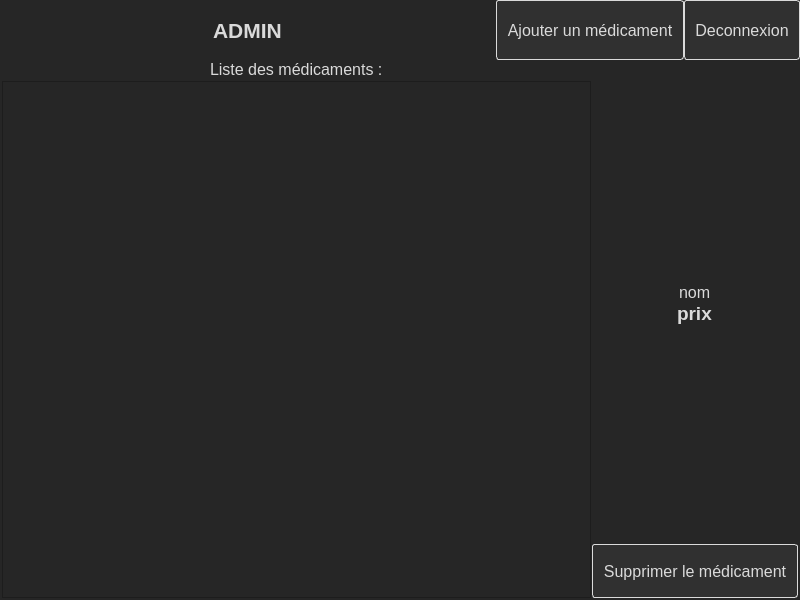
First picture: the form in UberMedoc/adminapp.ui, repository GregDAka/Ubermedoc, before the edit.
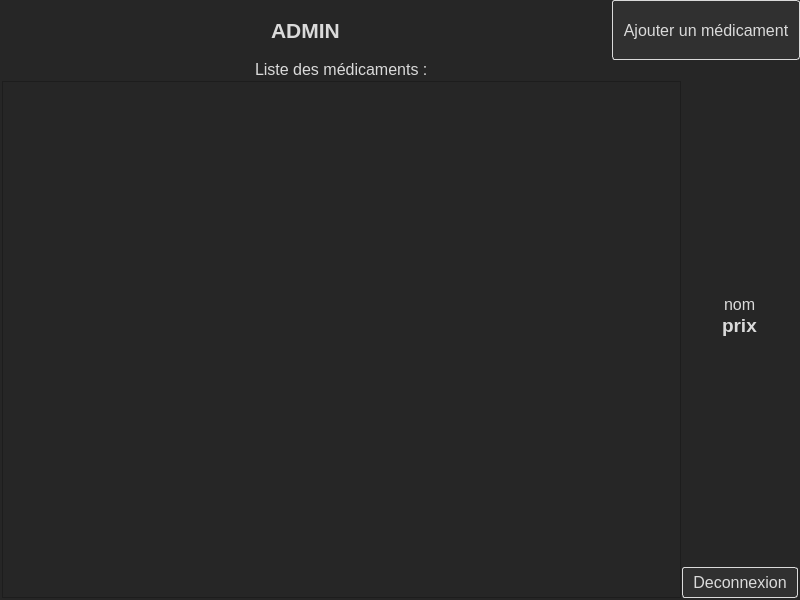
Second picture: the form after the edit.

Diff of the .ui file:
```diff
--- a/UberMedoc/adminapp.ui
+++ b/UberMedoc/adminapp.ui
@@ -53,7 +53,7 @@
     <number>0</number>
    </property>
    <item>
-    <layout class="QHBoxLayout" name="horizontalLayout" stretch="72,0,0">
+    <layout class="QHBoxLayout" name="horizontalLayout" stretch="72,0">
      <property name="spacing">
       <number>0</number>
      </property>
@@ -88,24 +88,6 @@
        </property>
       </widget>
      </item>
-     <item>
-      <widget class="QPushButton" name="pushButton_4">
-       <property name="sizePolicy">
-        <sizepolicy hsizetype="Minimum" vsizetype="Preferred">
-         <horstretch>0</horstretch>
-         <verstretch>0</verstretch>
-        </sizepolicy>
-       </property>
-       <property name="font">
-        <font>
-         <pointsize>12</pointsize>
-        </font>
-       </property>
-       <property name="text">
-        <string>Deconnexion</string>
-       </property>
-      </widget>
-     </item>
     </layout>
    </item>
    <item>
@@ -149,10 +131,13 @@
       </layout>
      </item>
      <item>
-      <layout class="QVBoxLayout" name="verticalLayout_2" stretch="9,9,2">
+      <layout class="QVBoxLayout" name="verticalLayout_2" stretch="9,9,0">
        <property name="spacing">
         <number>0</number>
        </property>
+       <property name="topMargin">
+        <number>0</number>
+       </property>
        <property name="rightMargin">
         <number>2</number>
        </property>
@@ -185,9 +170,9 @@
         </widget>
        </item>
        <item>
-        <widget class="QPushButton" name="pushButton_3">
+        <widget class="QPushButton" name="pushButton_4">
          <property name="sizePolicy">
-          <sizepolicy hsizetype="Preferred" vsizetype="Preferred">
+          <sizepolicy hsizetype="Minimum" vsizetype="Preferred">
            <horstretch>0</horstretch>
            <verstretch>0</verstretch>
           </sizepolicy>
@@ -198,7 +183,7 @@
           </font>
          </property>
          <property name="text">
-          <string>Supprimer le médicament</string>
+          <string>Deconnexion</string>
          </property>
         </widget>
        </item>
```
